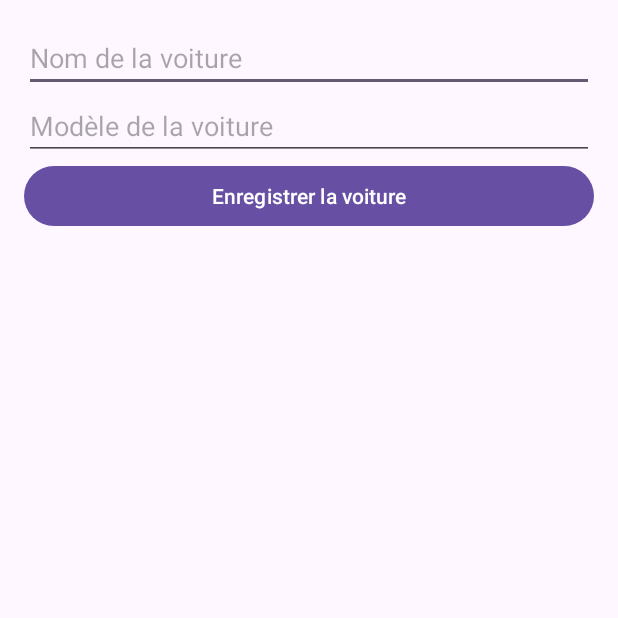
After one commit to ahmedbalti/Mobi-Team, an Android app: the AjoutVoitureActivity screen opened directly, with no data from a screen before it, on a phone screen of 412 x 824 dp, the top half of it. The commit adds this screen. Run offline under Robolectric (Android 15) with nearby library versions, the light colour scheme and no system bars.

Commit message:
Adding projet mobile

```diff
--- a/app/build.gradle.kts
+++ b/app/build.gradle.kts
@@ -40,4 +40,9 @@ dependencies {
     testImplementation("junit:junit:4.13.2")
     androidTestImplementation("androidx.test.ext:junit:1.1.5")
     androidTestImplementation("androidx.test.espresso:espresso-core:3.5.1")
+    implementation ("androidx.room:room-runtime:2.4.0")
+    annotationProcessor ("androidx.room:room-compiler:2.4.0")
+    implementation ("androidx.sqlite:sqlite:2.1.0")
+
+
 }
--- a/app/src/main/AndroidManifest.xml
+++ b/app/src/main/AndroidManifest.xml
@@ -14,6 +14,12 @@
         android:supportsRtl="true"
         android:theme="@style/Theme.RentACar"
         tools:targetApi="31">
+        <activity
+            android:name=".AjoutVoitureActivity"
+            android:exported="false" />
+
+
+
         <activity
             android:name=".Webactvity"
             android:exported="true" />
--- /dev/null
+++ b/app/src/main/java/com/esprit/rentacar/AjoutVoitureActivity.java
@@ -0,0 +1,63 @@
+package com.esprit.rentacar;
+
+import androidx.appcompat.app.AppCompatActivity;
+
+import android.os.AsyncTask;
+import android.os.Bundle;
+import android.text.TextUtils;
+import android.view.View;
+import android.widget.Button;
+import android.widget.EditText;
+import android.widget.Toast;
+
+import com.esprit.rentacar.Database.DBHelper;
+import com.esprit.rentacar.Model.Voiture;
+
+public class AjoutVoitureActivity extends AppCompatActivity {
+
+    private EditText editTextNom;
+    private EditText editTextModele;
+    private Button buttonEnregistrer;
+
+    private DBHelper dbHelper;
+
+    @Override
+    protected void onCreate(Bundle savedInstanceState) {
+        super.onCreate(savedInstanceState);
+        setContentView(R.layout.activity_ajout_voiture);
+
+        dbHelper = new DBHelper(this);
+
+        editTextNom = findViewById(R.id.editTextNom);
+        editTextModele = findViewById(R.id.editTextModele);
+        buttonEnregistrer = findViewById(R.id.buttonEnregistrer);
+
+        buttonEnregistrer.setOnClickListener(new View.OnClickListener() {
+            @Override
+            public void onClick(View v) {
+                enregistrerVoiture();
+            }
+        });
+    }
+
+    private void enregistrerVoiture() {
+        String nom = editTextNom.getText().toString().trim();
+        String modele = editTextModele.getText().toString().trim();
+
+        if (!TextUtils.isEmpty(nom) && !TextUtils.isEmpty(modele)) {
+            Voiture nouvelleVoiture = new Voiture();
+            nouvelleVoiture.setNom(nom);
+            nouvelleVoiture.setModele(modele);
+
+            dbHelper.ajouterVoiture(nouvelleVoiture);
+
+            // Réinitialisez les champs après l'ajout
+            editTextNom.setText("");
+            editTextModele.setText("");
+
+            Toast.makeText(this, "Voiture ajoutée avec succès", Toast.LENGTH_SHORT).show();
+        } else {
+            Toast.makeText(this, "Veuillez remplir tous les champs", Toast.LENGTH_SHORT).show();
+        }
+    }
+}
--- /dev/null
+++ b/app/src/main/java/com/esprit/rentacar/Database/DBHelper.java
@@ -0,0 +1,50 @@
+package com.esprit.rentacar.Database;
+
+import android.content.ContentValues;
+import android.content.Context;
+import android.database.sqlite.SQLiteDatabase;
+import android.database.sqlite.SQLiteOpenHelper;
+
+import com.esprit.rentacar.Model.Voiture;
+
+public class DBHelper extends SQLiteOpenHelper {
+    private static final String DATABASE_NAME = "voitures.db";
+    private static final int DATABASE_VERSION = 1;
+
+    private static final String TABLE_VOITURES = "voitures";
+    private static final String COLUMN_ID = "id";
+    private static final String COLUMN_NOM = "nom";
+    private static final String COLUMN_MODELE = "modele";
+
+    private static final String CREATE_TABLE_VOITURES = "CREATE TABLE " + TABLE_VOITURES +
+            "(" + COLUMN_ID + " INTEGER PRIMARY KEY AUTOINCREMENT, " +
+            COLUMN_NOM + " TEXT, " +
+            COLUMN_MODELE + " TEXT);";
+
+    public DBHelper(Context context) {
+        super(context, DATABASE_NAME, null, DATABASE_VERSION);
+    }
+
+    @Override
+    public void onCreate(SQLiteDatabase db) {
+        db.execSQL(CREATE_TABLE_VOITURES);
+    }
+
+    @Override
+    public void onUpgrade(SQLiteDatabase db, int oldVersion, int newVersion) {
+        db.execSQL("DROP TABLE IF EXISTS " + TABLE_VOITURES);
+        onCreate(db);
+    }
+
+    public void ajouterVoiture(Voiture voiture) {
+        SQLiteDatabase db = this.getWritableDatabase();
+
+        ContentValues values = new ContentValues();
+        values.put(COLUMN_NOM, voiture.getNom());
+        values.put(COLUMN_MODELE, voiture.getModele());
+
+        db.insert(TABLE_VOITURES, null, values);
+        db.close();
+    }
+
+}
--- a/app/src/main/java/com/esprit/rentacar/Detail.java
+++ b/app/src/main/java/com/esprit/rentacar/Detail.java
@@ -36,7 +36,7 @@ public class Detail extends AppCompatActivity {
 
         image.setImageResource(img);
 
-// bouton reservation
+// Bouton pour la Réservation
         reserver.setOnClickListener(new View.OnClickListener() {
             @Override
             public void onClick(View view) {
--- /dev/null
+++ b/app/src/main/res/layout/activity_ajout_voiture.xml
@@ -0,0 +1,35 @@
+<?xml version="1.0" encoding="utf-8"?>
+<LinearLayout xmlns:android="http://schemas.android.com/apk/res/android"
+    xmlns:app="http://schemas.android.com/apk/res-auto"
+    xmlns:tools="http://schemas.android.com/tools"
+    android:layout_width="match_parent"
+    android:layout_height="match_parent"
+    android:orientation="vertical"
+    android:padding="16dp"
+    tools:context=".AjoutVoitureActivity">
+
+    <!-- Ajoutez des champs pour les détails de la voiture (nom, modèle, etc.) -->
+    <EditText
+        android:id="@+id/editTextNom"
+        android:layout_width="match_parent"
+        android:layout_height="wrap_content"
+        android:hint="Nom de la voiture"
+        android:inputType="text" />
+
+    <EditText
+        android:id="@+id/editTextModele"
+        android:layout_width="match_parent"
+        android:layout_height="wrap_content"
+        android:hint="Modèle de la voiture"
+        android:inputType="text" />
+
+    <!-- Ajoutez d'autres champs pour d'autres détails de la voiture si nécessaire -->
+
+    <!-- Ajoutez un bouton pour enregistrer la voiture -->
+    <Button
+        android:id="@+id/buttonEnregistrer"
+        android:layout_width="match_parent"
+        android:layout_height="wrap_content"
+        android:text="Enregistrer la voiture" />
+
+</LinearLayout>
```
Also changed, not shown: app/src/main/java/com/esprit/rentacar/Categorie.java (+15 -1 lines), app/src/main/java/com/esprit/rentacar/Model/Voiture.java (added, +54 -0 lines), app/src/main/res/layout/activity_categorie.xml (+13 -0 lines).
